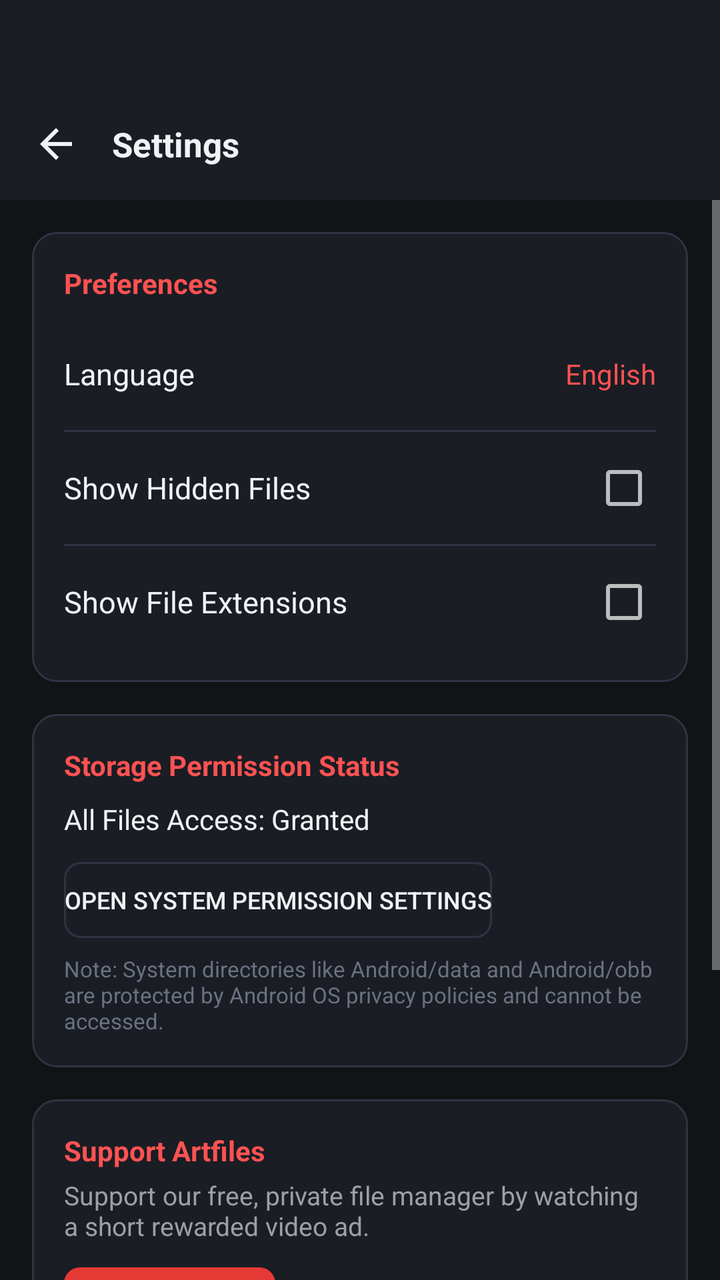
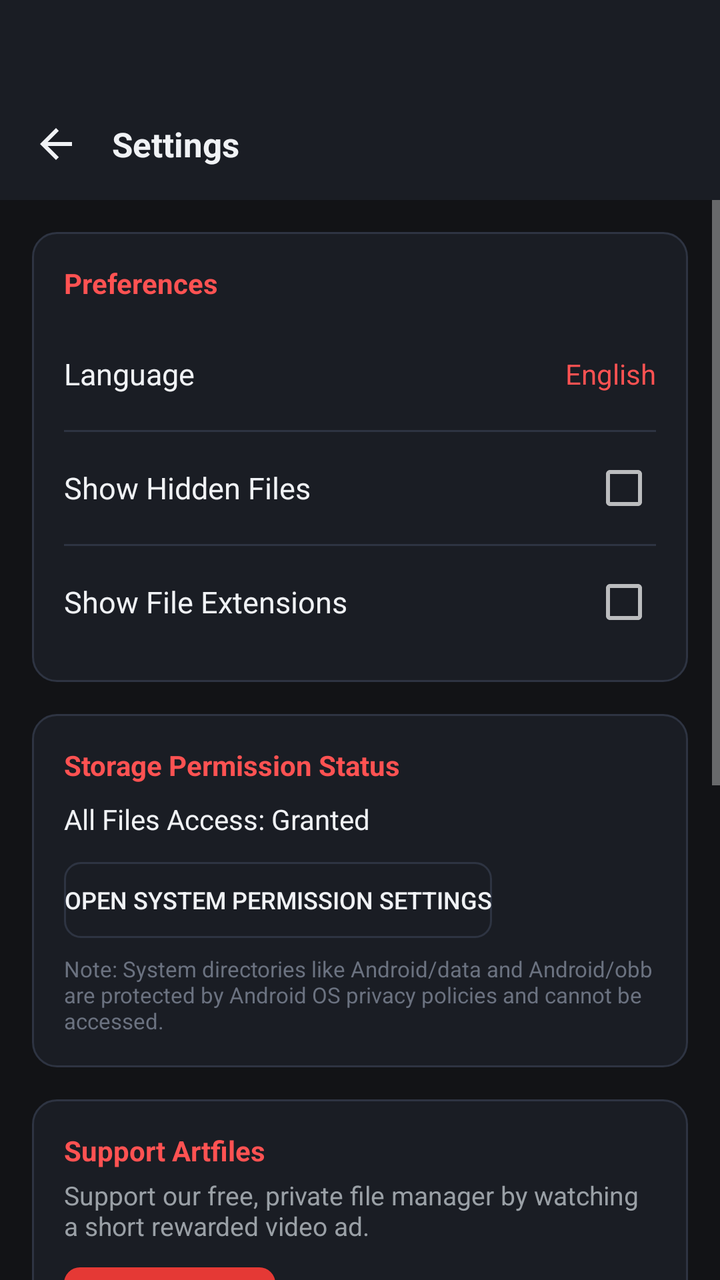

The first picture is an Android layout as it rendered before a commit; the second is the same layout after the commit. The layout source and the unified diff follow.
<!-- AndroidManifest.xml: application theme Theme.ArtrawFiles -->
<!-- res/layout/activity_settings.xml -->
<?xml version="1.0" encoding="utf-8"?>
<LinearLayout xmlns:android="http://schemas.android.com/apk/res/android"
    android:layout_width="match_parent"
    android:layout_height="match_parent"
    android:orientation="vertical"
    android:background="@color/bg_dark">

    
    <LinearLayout
        android:id="@+id/headerSettings"
        android:layout_width="match_parent"
        android:layout_height="wrap_content"
        android:orientation="vertical"
        android:background="@color/surface_dark">

        
        <View
            android:id="@+id/statusBarSpacerSettings"
            android:layout_width="match_parent"
            android:layout_height="44dp" />

        <RelativeLayout
            android:layout_width="match_parent"
            android:layout_height="56dp"
            android:paddingStart="8dp"
            android:paddingEnd="8dp">

            <ImageView
                android:id="@+id/btnSettingsBack"
                android:layout_width="40dp"
                android:layout_height="40dp"
                android:layout_alignParentStart="true"
                android:layout_centerVertical="true"
                android:padding="8dp"
                android:background="?android:attr/selectableItemBackgroundBorderless"
                android:src="@drawable/ic_arrow_back"
                android:contentDescription="Back" />

            <TextView
                android:layout_width="wrap_content"
                android:layout_height="wrap_content"
                android:layout_toEndOf="@id/btnSettingsBack"
                android:layout_centerVertical="true"
                android:layout_marginStart="8dp"
                android:text="@string/nav_settings"
                android:textColor="@color/text_primary_dark"
                android:textSize="17sp"
                android:textStyle="bold" />
        </RelativeLayout>
    </LinearLayout>

    <ScrollView
        android:id="@+id/scrollSettingsContent"
        android:layout_width="match_parent"
        android:layout_height="match_parent"
        android:clipToPadding="false">

        <LinearLayout
            android:layout_width="match_parent"
            android:layout_height="wrap_content"
            android:orientation="vertical"
            android:padding="16dp">

            
            <LinearLayout
                android:layout_width="match_parent"
                android:layout_height="wrap_content"
                android:orientation="vertical"
                android:background="@drawable/bg_card"
                android:padding="16dp"
                android:layout_marginBottom="16dp">

                <TextView
                    android:layout_width="wrap_content"
                    android:layout_height="wrap_content"
                    android:text="Preferences"
                    android:textColor="@color/artraw_crimson_accent"
                    android:textSize="14sp"
                    android:textStyle="bold"
                    android:layout_marginBottom="12dp" />

                
                <RelativeLayout
                    android:id="@+id/rowLanguage"
                    android:layout_width="match_parent"
                    android:layout_height="48dp"
                    android:clickable="true"
                    android:focusable="true">

                    <TextView
                        android:layout_width="wrap_content"
                        android:layout_height="wrap_content"
                        android:layout_alignParentStart="true"
                        android:layout_centerVertical="true"
                        android:text="@string/pref_language"
                        android:textColor="@color/text_primary_dark"
                        android:textSize="15sp" />

                    <TextView
                        android:id="@+id/tvCurrentLanguage"
                        android:layout_width="wrap_content"
                        android:layout_height="wrap_content"
                        android:layout_alignParentEnd="true"
                        android:layout_centerVertical="true"
                        android:text="English"
                        android:textColor="@color/artraw_crimson_accent"
                        android:textSize="14sp" />
                </RelativeLayout>

                <View
                    android:layout_width="match_parent"
                    android:layout_height="1dp"
                    android:background="@color/border_dark"
                    android:layout_marginTop="4dp"
                    android:layout_marginBottom="4dp" />

                
                <RelativeLayout
                    android:layout_width="match_parent"
                    android:layout_height="48dp">

                    <TextView
                        android:layout_width="wrap_content"
                        android:layout_height="wrap_content"
                        android:layout_alignParentStart="true"
                        android:layout_centerVertical="true"
                        android:text="@string/pref_show_hidden"
                        android:textColor="@color/text_primary_dark"
                        android:textSize="15sp" />

                    <CheckBox
                        android:id="@+id/cbShowHidden"
                        android:layout_width="wrap_content"
                        android:layout_height="wrap_content"
                        android:layout_alignParentEnd="true"
                        android:layout_centerVertical="true" />
                </RelativeLayout>

                <View
                    android:layout_width="match_parent"
                    android:layout_height="1dp"
                    android:background="@color/border_dark"
                    android:layout_marginTop="4dp"
                    android:layout_marginBottom="4dp" />

                
                <RelativeLayout
                    android:layout_width="match_parent"
                    android:layout_height="48dp">

                    <TextView
                        android:layout_width="wrap_content"
                        android:layout_height="wrap_content"
                        android:layout_alignParentStart="true"
                        android:layout_centerVertical="true"
                        android:text="@string/pref_show_extensions"
                        android:textColor="@color/text_primary_dark"
                        android:textSize="15sp" />

                    <CheckBox
                        android:id="@+id/cbShowExtensions"
                        android:layout_width="wrap_content"
                        android:layout_height="wrap_content"
                        android:layout_alignParentEnd="true"
                        android:layout_centerVertical="true" />
                </RelativeLayout>
            </LinearLayout>

            
            <LinearLayout
                android:layout_width="match_parent"
                android:layout_height="wrap_content"
                android:orientation="vertical"
                android:background="@drawable/bg_card"
                android:padding="16dp"
                android:layout_marginBottom="16dp">

                <TextView
                    android:layout_width="wrap_content"
                    android:layout_height="wrap_content"
                    android:text="Storage Permission Status"
                    android:textColor="@color/artraw_crimson_accent"
                    android:textSize="14sp"
                    android:textStyle="bold" />

                <TextView
                    android:id="@+id/tvPermissionStatus"
                    android:layout_width="match_parent"
                    android:layout_height="wrap_content"
                    android:layout_marginTop="8dp"
                    android:text="All Files Access: Granted"
                    android:textColor="@color/text_primary_dark"
                    android:textSize="14sp" />

                <Button
                    android:id="@+id/btnManagePermission"
                    android:layout_width="wrap_content"
                    android:layout_height="38dp"
                    android:layout_marginTop="12dp"
                    android:background="@drawable/bg_button_outlined"
                    android:text="Open System Permission Settings"
                    android:textColor="@color/text_primary_dark"
                    android:textSize="12sp" />

                <TextView
                    android:layout_width="match_parent"
                    android:layout_height="wrap_content"
                    android:layout_marginTop="8dp"
                    android:text="@string/perm_restricted_notice"
                    android:textColor="@color/text_tertiary_dark"
                    android:textSize="11sp" />
            </LinearLayout>

            
            <LinearLayout
                android:layout_width="match_parent"
                android:layout_height="wrap_content"
                android:orientation="vertical"
                android:background="@drawable/bg_card"
                android:padding="16dp"
                android:layout_marginBottom="16dp">

                <TextView
                    android:layout_width="wrap_content"
                    android:layout_height="wrap_content"
                    android:text="Support Artfiles"
                    android:textColor="@color/artraw_crimson_accent"
                    android:textSize="14sp"
                    android:textStyle="bold" />

                <TextView
                    android:layout_width="match_parent"
                    android:layout_height="wrap_content"
                    android:layout_marginTop="4dp"
                    android:text="Support our free, private file manager by watching a short rewarded video ad."
                    android:textColor="@color/text_secondary_dark"
                    android:textSize="13sp" />

                <Button
                    android:id="@+id/btnWatchRewardedAd"
                    android:layout_width="wrap_content"
                    android:layout_height="40dp"
                    android:layout_marginTop="12dp"
                    android:background="@drawable/bg_button_primary"
                    android:text="Watch Video Ad"
                    android:textColor="@android:color/white"
                    android:textSize="13sp"
                    android:textStyle="bold" />
            </LinearLayout>

            
            <LinearLayout
                android:layout_width="match_parent"
                android:layout_height="wrap_content"
                android:orientation="vertical"
                android:background="@drawable/bg_card"
                android:padding="16dp">

                <TextView
                    android:layout_width="wrap_content"
                    android:layout_height="wrap_content"
                    android:text="@string/app_name"
                    android:textColor="@color/text_primary_dark"
                    android:textSize="16sp"
                    android:textStyle="bold" />

                <TextView
                    android:layout_width="wrap_content"
                    android:layout_height="wrap_content"
                    android:layout_marginTop="2dp"
                    android:text="Version 1.0.0 (Target Android 16)"
                    android:textColor="@color/text_secondary_dark"
                    android:textSize="12sp" />

                <TextView
                    android:layout_width="match_parent"
                    android:layout_height="wrap_content"
                    android:layout_marginTop="12dp"
                    android:text="@string/pref_privacy_pledge"
                    android:textColor="@color/status_success"
                    android:textSize="13sp"
                    android:textStyle="bold" />

                <TextView
                    android:layout_width="match_parent"
                    android:layout_height="wrap_content"
                    android:layout_marginTop="4dp"
                    android:text="Artfiles processes all files exclusively on your local device. Fast, secure and modern storage management."
                    android:textColor="@color/text_secondary_dark"
                    android:textSize="12sp" />
            </LinearLayout>
        </LinearLayout>
    </ScrollView>
</LinearLayout>
<!-- resources referenced by this layout -->
<resources>
  <color name="artraw_crimson_accent">#FF5252</color>
  <color name="bg_dark">#121316</color>
  <color name="border_dark">#2E3442</color>
  <color name="status_success">#00C853</color>
  <color name="surface_dark">#1A1D24</color>
  <color name="text_primary_dark">#F0F2F5</color>
  <color name="text_secondary_dark">#9AA0A6</color>
  <color name="text_tertiary_dark">#6B7280</color>
  <!-- drawable bg_button_outlined (drawable) -->
  <?xml version="1.0" encoding="utf-8"?>
  <shape xmlns:android="http://schemas.android.com/apk/res/android"
      android:shape="rectangle">
      <solid android:color="@android:color/transparent" />
      <corners android:radius="8dp" />
      <stroke
          android:width="1dp"
          android:color="@color/border_dark" />
  </shape>
  <!-- drawable bg_button_primary (drawable) -->
  <?xml version="1.0" encoding="utf-8"?>
  <shape xmlns:android="http://schemas.android.com/apk/res/android"
      android:shape="rectangle">
      <solid android:color="@color/artraw_crimson" />
      <corners android:radius="8dp" />
  </shape>
  <!-- drawable bg_card (drawable) -->
  <?xml version="1.0" encoding="utf-8"?>
  <shape xmlns:android="http://schemas.android.com/apk/res/android"
      android:shape="rectangle">
      <solid android:color="@color/surface_dark" />
      <corners android:radius="12dp" />
      <stroke
          android:width="1dp"
          android:color="@color/border_dark" />
  </shape>
  <!-- drawable ic_arrow_back (drawable) -->
  <vector xmlns:android="http://schemas.android.com/apk/res/android"
      android:width="24dp"
      android:height="24dp"
      android:viewportWidth="24"
      android:viewportHeight="24">
      <path
          android:fillColor="#F0F2F5"
          android:pathData="M20,11H7.83l5.59,-5.59L12,4l-8,8 8,8 1.41,-1.41L7.83,13H20v-2z"/>
  </vector>
  <string name="app_name">Artfiles</string>
  <string name="nav_settings">Settings</string>
  <string name="perm_restricted_notice">Note: System directories like Android/data and Android/obb are protected by Android OS privacy policies and cannot be accessed.</string>
  <string name="pref_language">Language</string>
  <string name="pref_privacy_pledge">Fast • Modern • Private Storage</string>
  <string name="pref_show_extensions">Show File Extensions</string>
  <string name="pref_show_hidden">Show Hidden Files</string>
  <style name="Theme.ArtrawFiles" parent="@android:style/Theme.Material.NoActionBar">
          <item name="android:colorPrimary">@color/artraw_crimson</item>
          <item name="android:colorPrimaryDark">@color/artraw_crimson_dark</item>
          <item name="android:colorAccent">@color/artraw_crimson_accent</item>
          <item name="android:windowBackground">@color/bg_dark</item>
          <item name="android:colorBackground">@color/bg_dark</item>
          <item name="android:windowDrawsSystemBarBackgrounds">true</item>
          <item name="android:statusBarColor">@android:color/transparent</item>
          <item name="android:navigationBarColor">@android:color/transparent</item>
      </style>
  <color name="artraw_crimson">#E53935</color>
  <color name="artraw_crimson_dark">#B71C1C</color>
</resources>

<!-- the commit's change to res/layout/activity_settings.xml (unified diff, before → after) -->
@@ -265,10 +265,11 @@
                     android:textStyle="bold" />
 
                 <TextView
+                    android:id="@+id/tvAppVersion"
                     android:layout_width="wrap_content"
                     android:layout_height="wrap_content"
                     android:layout_marginTop="2dp"
-                    android:text="Version 1.0.0 (Target Android 16)"
+                    android:text="Version 1.1.0 (Target Android 15)"
                     android:textColor="@color/text_secondary_dark"
                     android:textSize="12sp" />
 
@@ -288,6 +289,112 @@
                     android:text="Artfiles processes all files exclusively on your local device. Fast, secure and modern storage management."
                     android:textColor="@color/text_secondary_dark"
                     android:textSize="12sp" />
+
+                <View
+                    android:layout_width="match_parent"
+                    android:layout_height="1dp"
+                    android:background="@color/border_dark"
+                    android:layout_marginTop="14dp"
+                    android:layout_marginBottom="10dp" />
+
+                
+                <LinearLayout
+                    android:id="@+id/rowPrivacyPolicy"
+                    android:layout_width="match_parent"
+                    android:layout_height="wrap_content"
+                    android:orientation="vertical"
+                    android:clickable="true"
+                    android:focusable="true"
+                    android:paddingTop="8dp"
+                    android:paddingBottom="8dp"
+                    android:background="?android:attr/selectableItemBackground">
+
+                    <TextView
+                        android:layout_width="wrap_content"
+                        android:layout_height="wrap_content"
+                        android:text="Privacy Policy &amp; Ad Disclosure"
+                        android:textColor="@color/artraw_crimson_accent"
+                        android:textSize="14sp"
+                        android:textStyle="bold" />
+
+                    <TextView
+                        android:layout_width="wrap_content"
+                        android:layout_height="wrap_content"
+                        android:layout_marginTop="2dp"
+                        android:text="Read our AdMob &amp; Play Store compliant data safety disclosure."
+                        android:textColor="@color/text_secondary_dark"
+                        android:textSize="12sp" />
+                </LinearLayout>
+
+                <View
+                    android:layout_width="match_parent"
+                    android:layout_height="1dp"
+                    android:background="@color/border_dark"
+                    android:layout_marginTop="6dp"
+                    android:layout_marginBottom="6dp" />
+
+                
+                <LinearLayout
+                    android:id="@+id/rowGoogleAdSettings"
+                    android:layout_width="match_parent"
+                    android:layout_height="wrap_content"
+                    android:orientation="vertical"
+                    android:clickable="true"
+                    android:focusable="true"
+                    android:paddingTop="8dp"
+                    android:paddingBottom="8dp"
+                    android:background="?android:attr/selectableItemBackground">
+
+                    <TextView
+                        android:layout_width="wrap_content"
+                        android:layout_height="wrap_content"
+                        android:text="Google Ad Settings &amp; Personalization"
+                        android:textColor="@color/text_primary_dark"
+                        android:textSize="14sp" />
+
+                    <TextView
+                        android:layout_width="wrap_content"
+                        android:layout_height="wrap_content"
+                        android:layout_marginTop="2dp"
+                        android:text="Manage your advertising ID and ad preferences on Google."
+                        android:textColor="@color/text_secondary_dark"
+                        android:textSize="12sp" />
+                </LinearLayout>
+
+                <View
+                    android:layout_width="match_parent"
+                    android:layout_height="1dp"
+                    android:background="@color/border_dark"
+                    android:layout_marginTop="6dp"
+                    android:layout_marginBottom="6dp" />
+
+                
+                <LinearLayout
+                    android:id="@+id/rowAppAdsTxt"
+                    android:layout_width="match_parent"
+                    android:layout_height="wrap_content"
+                    android:orientation="vertical"
+                    android:clickable="true"
+                    android:focusable="true"
+                    android:paddingTop="8dp"
+                    android:paddingBottom="8dp"
+                    android:background="?android:attr/selectableItemBackground">
+
+                    <TextView
+                        android:layout_width="wrap_content"
+                        android:layout_height="wrap_content"
+                        android:text="Authorized Digital Sellers (app-ads.txt)"
+                        android:textColor="@color/text_primary_dark"
+                        android:textSize="14sp" />
+
+                    <TextView
+                        android:layout_width="wrap_content"
+                        android:layout_height="wrap_content"
+                        android:layout_marginTop="2dp"
+                        android:text="Publisher ID: pub-7925407604309207 (Direct Seller)"
+                        android:textColor="@color/status_success"
+                        android:textSize="12sp" />
+                </LinearLayout>
             </LinearLayout>
         </LinearLayout>
     </ScrollView>
